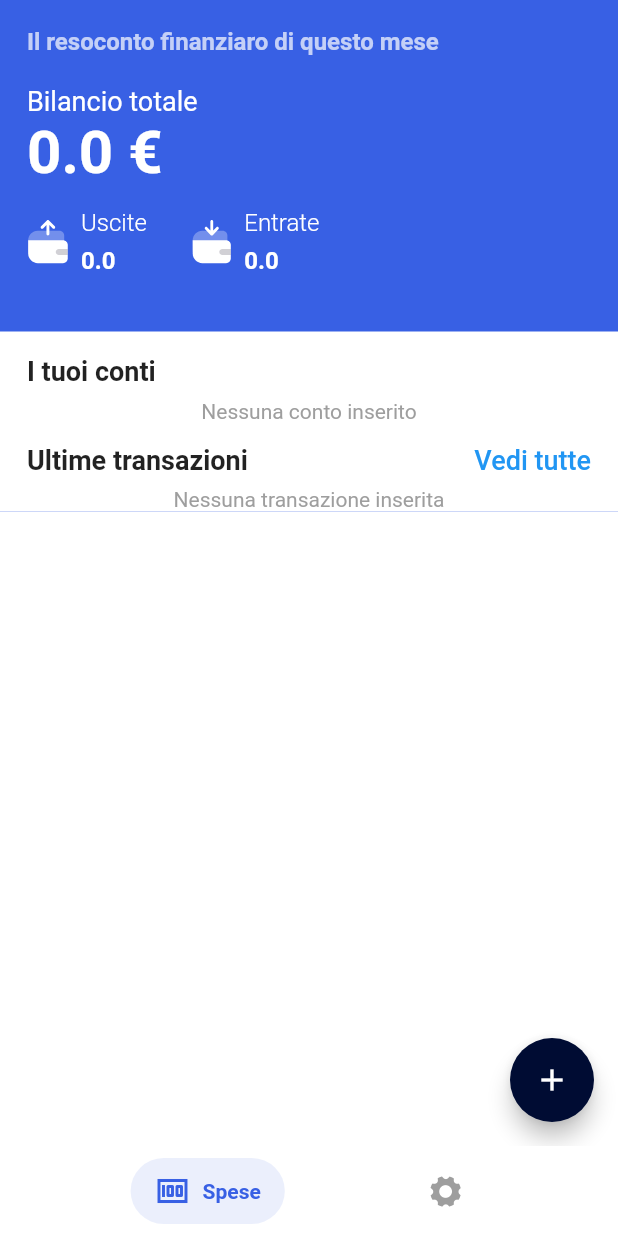
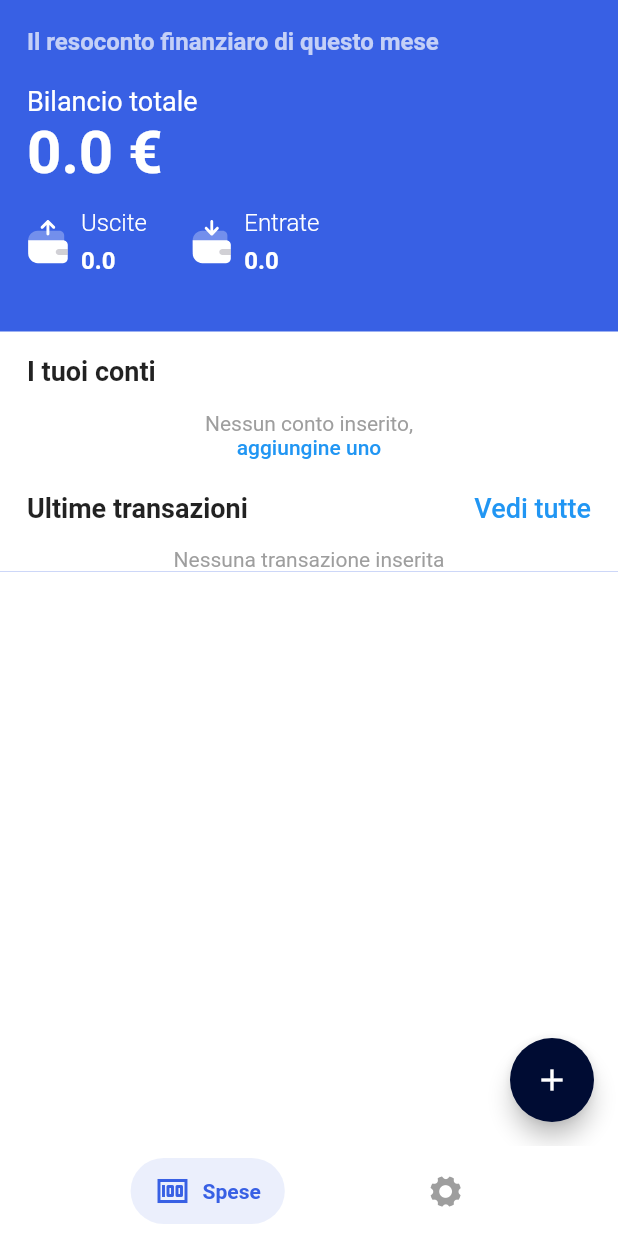
Before and after one commit to ernestodecrecchio/Moneye-Money-Manager, a Flutter app: the screen it shows after launch, on a phone screen of 412 x 824 dp. Run offline on Flutter 3.47's test engine with Material 2 defaults, Android fonts, the phone set to English and light mode, and no system bars; drawn by our look-alikes of salomon_bottom_bar; our stand-ins replace fl_chart, flutter_slidable, flutter_svg, font_awesome_flutter, sqflite; accounts and stored records are empty.

Commit message:
Aggiungi conto textbutton se non ci sono conti

```diff
--- a/expense_tracker/lib/pages/home_page/home_page.dart
+++ b/expense_tracker/lib/pages/home_page/home_page.dart
@@ -4,6 +4,7 @@ import 'package:expense_tracker/models/transaction.dart';
 import 'package:expense_tracker/notifiers/account_provider.dart';
 import 'package:expense_tracker/notifiers/category_provider.dart';
 import 'package:expense_tracker/notifiers/transaction_provider.dart';
+import 'package:expense_tracker/pages/accounts_page/new_account_page.dart';
 import 'package:expense_tracker/pages/home_page/account_list_cell.dart';
 import 'package:expense_tracker/pages/home_page/all_transaction_list_page.dart';
 import 'package:expense_tracker/pages/home_page/transaction_list_cell.dart';
@@ -16,7 +17,14 @@ import 'package:collection/collection.dart';
 
 // todo:
 // Impostare date picker basato su piattaform
-// Se % è 0,  mettere un uguale o far scomparire
+// Onboarding
+// tasto entrata/uscita refactor
+// Allega foto
+// OCR Scontrino
+// Spesa condivisa
+// Widget esterno
+// Password/Face recognition
+// Export dei dati CVS
 
 class HomePage extends StatefulWidget {
   const HomePage({Key? key}) : super(key: key);
@@ -302,12 +310,28 @@ class _HomePageState extends State<HomePage> {
                   ),
                 ),
               )
-            : const Align(
+            : Align(
                 alignment: Alignment.center,
-                child: Text(
-                  'Nessuna conto inserito',
+                child: Padding(
+                  padding: const EdgeInsets.only(top: 8.0, bottom: 8),
+                  child: Column(
+                    children: [
+                      const Text(
+                        'Nessun conto inserito,',
                         style: TextStyle(color: Colors.grey),
                         textAlign: TextAlign.start,
+                      ),
+                      TextButton(
+                          style: TextButton.styleFrom(
+                              padding: EdgeInsets.zero,
+                              minimumSize: Size.zero,
+                              tapTargetSize: MaterialTapTargetSize.shrinkWrap,
+                              alignment: Alignment.center),
+                          onPressed: () => Navigator.of(context)
+                              .pushNamed(NewAccountPage.routeName),
+                          child: const Text('aggiungine uno')),
+                    ],
+                  ),
                 ),
               ),
       ],
@@ -425,10 +449,13 @@ class _HomePageState extends State<HomePage> {
                 )
               : const Align(
                   alignment: Alignment.center,
+                  child: Padding(
+                    padding: EdgeInsets.only(top: 8.0),
                     child: Text(
                       'Nessuna transazione inserita',
                       style: TextStyle(color: Colors.grey),
                       textAlign: TextAlign.start,
+                    ),
                   ),
                 ),
         ],
```
Lines whose indentation alone changed are shown as unchanged.
